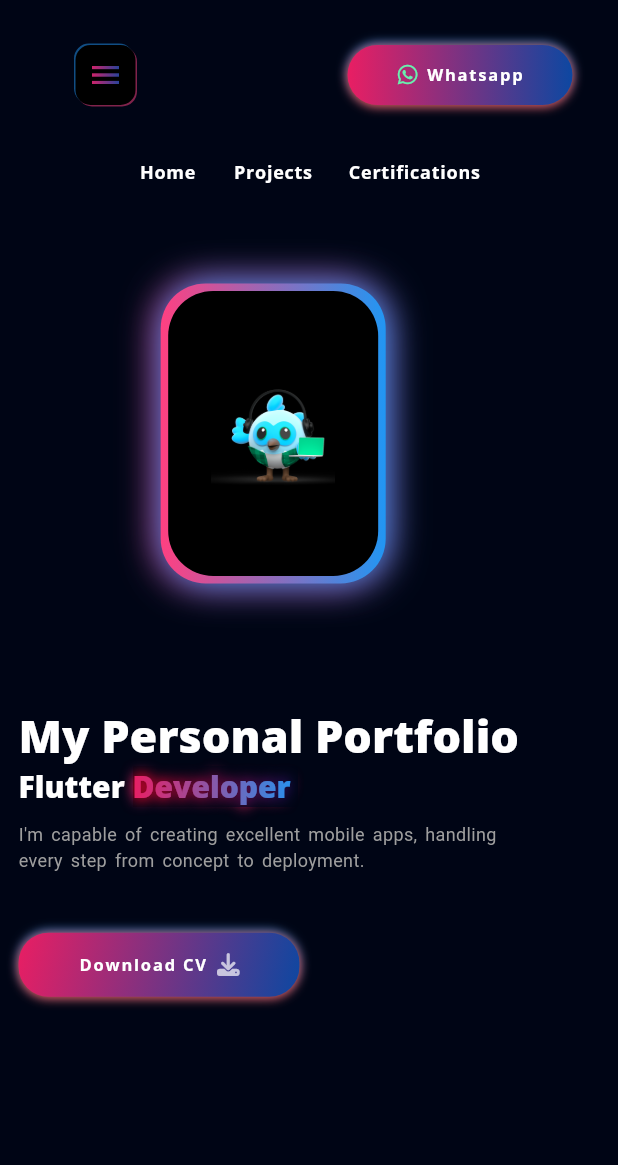
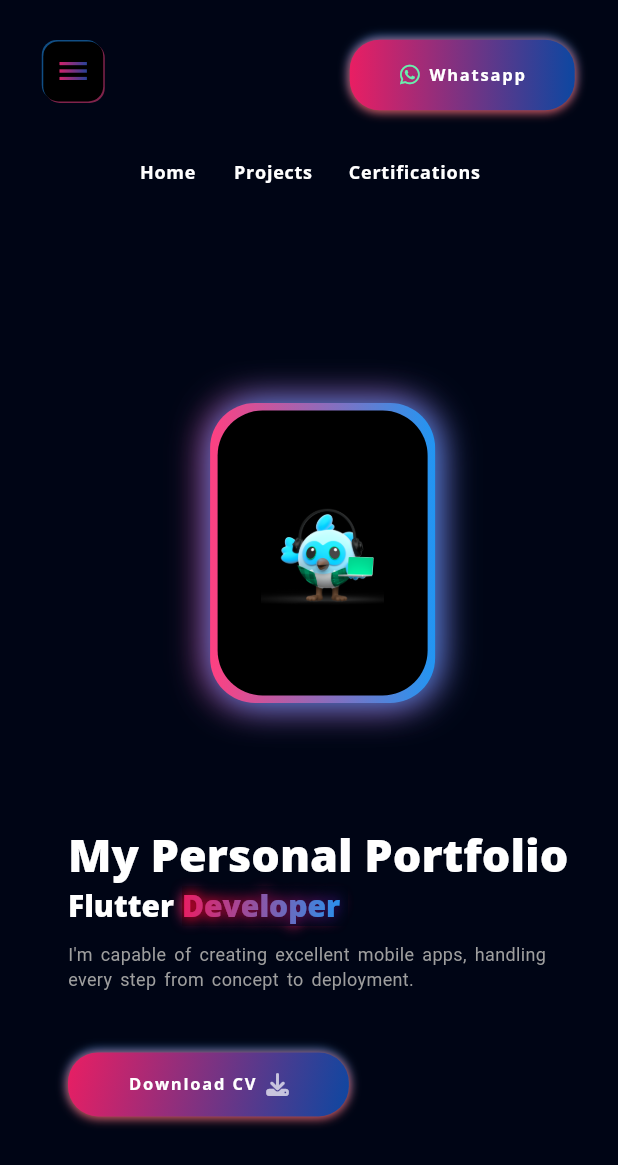
Before and after one commit to oso020/oso020.github.io, a Flutter app: the screen it shows after launch, on a phone screen of 412 x 824 dp. Shown: the top 1165 px of the screen. Run offline on Flutter 3.47's test engine with Material 3 defaults, Android fonts, the phone set to English and light mode, and no system bars; our stand-ins replace flutter_svg, font_awesome_flutter, get, google_fonts, photo_view.

Commit message:
second commit

```diff
--- a/lib/model/project_model.dart
+++ b/lib/model/project_model.dart
@@ -47,4 +47,10 @@ List<Project> projectList = [
       'assets/images/news.JPG',
       'https://github.com/oso020/NEWS-APP-ROUTE'),
 
+  Project(
+      'Islami App',
+      'The Islami Application is a Flutter-based app that provides detailed information on Quranic surahs, along with customizable settings for language and theme preferences. The app is designed to enhance the Islamic learning experience, allowing users to easily navigate and read Quranic surahs where ever they are with simple UI to deal with, while supporting light and dark modes for a personalized experience',
+      'assets/images/islami.jpg',
+      'https://github.com/oso020/ISLAMI-APP'),
+
 ];
--- a/lib/view/certifications/certifications.dart
+++ b/lib/view/certifications/certifications.dart
@@ -1,10 +1,12 @@
 import 'package:flutter/cupertino.dart';
 import 'package:flutter/material.dart';
 import 'package:flutter_portfolio/view%20model/getx_controllers/certification_controller.dart';
+import 'package:flutter_portfolio/view/main/components/drawer/drawer.dart';
 import 'package:flutter_portfolio/view/projects/components/title_text.dart';
 import 'package:get/get.dart';
 import '../../res/constants.dart';
 import '../../view model/responsive.dart';
+import '../intro/components/side_menu_button.dart';
 import 'components/certification_grid.dart';
 
 class Certifications extends StatelessWidget {
@@ -13,9 +15,11 @@ class Certifications extends StatelessWidget {
   @override
   Widget build(BuildContext context) {
     return Scaffold(
+
       body: Column(
         crossAxisAlignment: CrossAxisAlignment.start,
         children: [
+
           if(Responsive.isLargeMobile(context))const SizedBox(
             height: defaultPadding,
           ),
--- a/lib/view/intro/components/description_text.dart
+++ b/lib/view/intro/components/description_text.dart
@@ -3,10 +3,10 @@ import 'package:flutter/material.dart';
 import '../../../view model/responsive.dart';
 
 class AnimatedDescriptionText extends StatelessWidget {
-  const AnimatedDescriptionText(
-      {super.key, required this.start, required this.end});
+  const AnimatedDescriptionText({super.key, required this.start, required this.end});
   final double start;
   final double end;
+
   @override
   Widget build(BuildContext context) {
     return TweenAnimationBuilder(
@@ -14,8 +14,12 @@ class AnimatedDescriptionText extends StatelessWidget {
       duration: const Duration(milliseconds: 200),
       builder: (context, value, child) {
         return Text(
-          'I\'m capable of creating excellent mobile apps, handling${Responsive.isLargeMobile(context) ? '\n' : ''}every step from ${!Responsive.isLargeMobile(context) ? '\n' : ''}concept to deployment.',
-          maxLines: 2,
+
+
+          !Responsive.isLargeMobile(context) ?
+          'I\'m a passionate Flutter developer with experience in building cross-platform mobile${Responsive.isLargeMobile(context) ? '\n' : ''} applications. Skilled in UI/UX design, state management, API integration, and delivering${!Responsive.isLargeMobile(context) ? '\n' : ''} efficient, user-friendly apps for both iOS and Android. I focus on writing clean, maintainable code${Responsive.isLargeMobile(context) ? '\n' : ''} with a solid understanding of best coding practices.'
+              :  'I\'m capable of creating excellent mobile apps, handling${Responsive.isLargeMobile(context) ? '\n' : ''}every step from ${!Responsive.isLargeMobile(context) ? '\n' : ''}concept to deployment.',
+          maxLines: 5,
           overflow: TextOverflow.ellipsis,
           style: TextStyle(color: Colors.grey, wordSpacing: 2, fontSize: value),
         );
--- a/lib/view/intro/components/intro_body.dart
+++ b/lib/view/intro/components/intro_body.dart
@@ -13,6 +13,7 @@ class IntroBody extends StatelessWidget {
   Widget build(BuildContext context) {
     var size = MediaQuery.sizeOf(context);
     return Row(
+      mainAxisAlignment: MainAxisAlignment.spaceBetween,
       children: [
         SingleChildScrollView(
           child: Column(
@@ -64,9 +65,11 @@ class IntroBody extends StatelessWidget {
             ],
           ),
         ),
-        const Spacer(),
+
         if (Responsive.isDesktop(context)) const AnimatedImageContainer(),
-        const Spacer()
+        SizedBox(
+          width: MediaQuery.sizeOf(context).width * 0.05,
+        ),
       ],
     );
   }
--- a/lib/view/intro/introduction.dart
+++ b/lib/view/intro/introduction.dart
@@ -3,26 +3,28 @@ import 'package:flutter_portfolio/view%20model/responsive.dart';
 import 'package:flutter_portfolio/view/intro/components/intro_body.dart';
 import 'package:flutter_portfolio/view/intro/components/side_menu_button.dart';
 import 'package:flutter_portfolio/view/intro/components/social_media_list.dart';
+
+import '../main/components/drawer/drawer.dart';
 class Introduction extends StatelessWidget {
   const Introduction({super.key});
   @override
   Widget build(BuildContext context) {
     return Scaffold(
+
       body: Row(
         children: [
           SizedBox(
             width: MediaQuery.sizeOf(context).width * 0.01,
           ),
-          if (!Responsive.isLargeMobile(context))  MenuButton(onTap: () => Scaffold.of(context).openDrawer(),),
           SizedBox(
-            width: MediaQuery.sizeOf(context).width * 0.02,
+            width: MediaQuery.sizeOf(context).width * 0.1,
           ),
           // if (!Responsive.isLargeMobile(context)) const SocialMediaIconList(),
           // SizedBox(
           //   width: MediaQuery.sizeOf(context).width * 0.07,
           // ),
           const Expanded(
-            child: IntroBody(),
+            child: Center(child: IntroBody()),
           ),
         ],
       ),
--- a/lib/view/main/components/connect_button.dart
+++ b/lib/view/main/components/connect_button.dart
@@ -8,9 +8,7 @@ class ConnectButton extends StatelessWidget {
 
   @override
   Widget build(BuildContext context) {
-    return Padding(
-      padding:  const EdgeInsets.symmetric(vertical: defaultPadding),
-      child: InkWell(
+    return InkWell(
       onTap: () {
         launchUrl(Uri.parse('https://wa.me/01212442793'));
       },
@@ -43,7 +41,6 @@ class ConnectButton extends StatelessWidget {
           ],
         )
       ),
-      ),
     );
   }
 }
--- a/lib/view/main/components/drawer/drawer.dart
+++ b/lib/view/main/components/drawer/drawer.dart
@@ -10,6 +10,7 @@ class CustomDrawer extends StatelessWidget {
   @override
   Widget build(BuildContext context) {
     return Drawer(
+
       backgroundColor: primaryColor,
       child: SingleChildScrollView(
         child: Column(
--- a/lib/view/main/components/navigation_bar.dart
+++ b/lib/view/main/components/navigation_bar.dart
@@ -2,6 +2,7 @@ import 'package:flutter/material.dart';
 import 'package:flutter_portfolio/view%20model/responsive.dart';
 import 'package:flutter_portfolio/view/intro/components/side_menu_button.dart';
 import 'package:flutter_portfolio/view/main/components/connect_button.dart';
+import 'package:flutter_portfolio/view/main/components/drawer/drawer.dart';
 import '../../../res/constants.dart';
 import 'navigation_button_list.dart';
 class TopNavigationBar extends StatelessWidget {
@@ -9,21 +10,25 @@ class TopNavigationBar extends StatelessWidget {
   @override
   Widget build(BuildContext context) {
     return Scaffold(
-      body: Row(
-        crossAxisAlignment: CrossAxisAlignment.center,
-        children: [
-          const Spacer(),
-          Padding(
-            padding: const EdgeInsets.all(defaultPadding),
-            child:!Responsive.isLargeMobile(context)? Image.asset('assets/images/triange_icon.png') : MenuButton(onTap: () => Scaffold.of(context).openDrawer(),),
-          ),
-          // if(Responsive.isLargeMobile(context)) MenuButton(),
-          const Spacer(flex: 2,),
-          if(!Responsive.isLargeMobile(context))  const NavigationButtonList(),
-          const Spacer(flex: 2,),
-          const ConnectButton(),
-          const Spacer(),
-        ],
+      drawer: CustomDrawer(),
+
+      body: Padding(
+        padding:  EdgeInsets.symmetric(horizontal: MediaQuery.sizeOf(context).width * 0.07,vertical: MediaQuery.sizeOf(context).height * 0.02),
+        child: Row(
+          mainAxisAlignment: MainAxisAlignment.center,
+          crossAxisAlignment: CrossAxisAlignment.center,
+          children: [
+
+
+             MenuButton(onTap: () => Scaffold.of(context).openDrawer(),),
+
+            // if(Responsive.isLargeMobile(context)) MenuButton(),
+            const Spacer(),
+            if(!Responsive.isLargeMobile(context))  const NavigationButtonList(),
+            const Spacer(),
+            const ConnectButton(),
+          ],
+        ),
       ),
     );
   }
--- a/lib/view/main/main_view.dart
+++ b/lib/view/main/main_view.dart
@@ -12,9 +12,11 @@ class MainView extends StatelessWidget {
   @override
   Widget build(BuildContext context) {
     return Scaffold(
-      drawer: const CustomDrawer(),
+drawer: CustomDrawer(),
       body: Center(
         child: Column(
+          crossAxisAlignment: CrossAxisAlignment.center,
+          mainAxisAlignment: MainAxisAlignment.center,
           children: [
             kIsWeb && !Responsive.isLargeMobile(context) ? const SizedBox(height:defaultPadding*2,) : const SizedBox(height:defaultPadding/2,),
              const SizedBox(
--- a/lib/view/projects/project_view.dart
+++ b/lib/view/projects/project_view.dart
@@ -4,6 +4,7 @@ import 'package:flutter_portfolio/view%20model/getx_controllers/projects_control
 import 'package:flutter_portfolio/view%20model/responsive.dart';
 import 'package:flutter_portfolio/view/projects/components/title_text.dart';
 import 'package:get/get.dart';
+import '../main/components/drawer/drawer.dart';
 import 'components/projects_grid.dart';
 class ProjectsView extends StatelessWidget {
   ProjectsView({super.key});
@@ -11,6 +12,8 @@ class ProjectsView extends StatelessWidget {
   @override
   Widget build(BuildContext context) {
     return Scaffold(
+      drawer: CustomDrawer(),
+
       body: Column(
         crossAxisAlignment: CrossAxisAlignment.start,
         children: [
```
Also changed, not shown: assets/AssetManifest.bin.json (+1 -1 lines), assets/AssetManifest.json (+1 -1 lines), lib/view/main/components/drawer/my_skill.dart (+4 -4 lines), 4 other files. Lines whose indentation alone changed are shown as unchanged.
